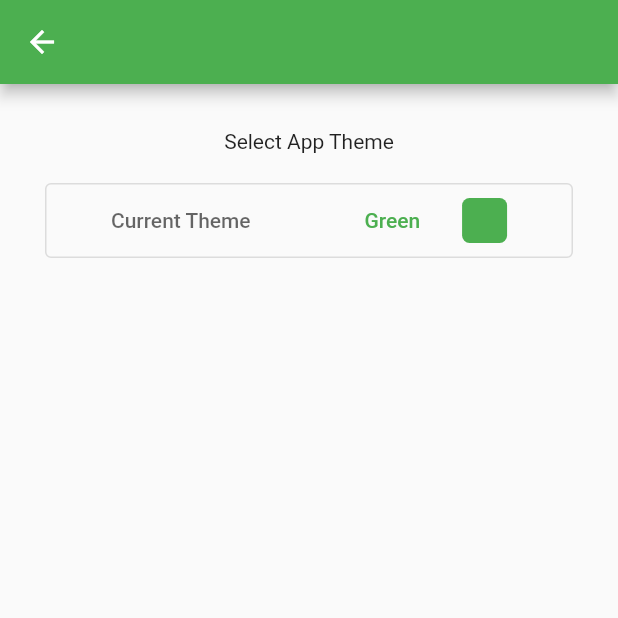
After one commit to TheUnrealDev/Conversion-App, a Flutter app: the screen it shows after launch, after a tap on "Settings", on a phone screen of 412 x 824 dp, the top half of it. The commit adds this screen. Run offline on Flutter 3.47's test engine with Material 2 defaults, Android fonts, the phone set to English and light mode, and no system bars; our stand-ins replace select_form_field, shared_preferences.

Commit message:
Added Theme Selection Button + Settings Page

```diff
--- a/lib/main.dart
+++ b/lib/main.dart
@@ -1,28 +1,49 @@
+import 'package:conversion_app/providers/theme_provider.dart';
 import 'package:flutter/material.dart';
 import 'package:flutter/services.dart';
 import 'package:conversion_app/views/home_page.dart';
+import 'package:provider/provider.dart';
+import 'package:shared_preferences/shared_preferences.dart';
 import 'models/units/units.dart';
 
-void main() {
+void main() async {
   initializeUnits();
-  runApp(const MyApp());
+  WidgetsFlutterBinding.ensureInitialized();
+
+  Future<SharedPreferences> futurePrefs = SharedPreferences.getInstance();
+  SharedPreferences mainPrefs = await futurePrefs;
+
+  MyApp app = MyApp(
+    prefs: mainPrefs,
+  );
+  runApp(app);
 }
 
 class MyApp extends StatelessWidget {
-  const MyApp({super.key});
+  static late SharedPreferences? mainPrefs;
+
+  MyApp({super.key, prefs}) {
+    mainPrefs = prefs;
+  }
 
   @override
   Widget build(BuildContext context) {
     SystemChrome.setPreferredOrientations(
       [DeviceOrientation.portraitUp],
     );
-    return MaterialApp(
-      title: 'Conversion App',
-      theme: ThemeData(
-        primarySwatch: Colors.green,
-      ),
-      home: const HomePage(title: "Conversion App"),
-      debugShowCheckedModeBanner: false,
+    return MultiProvider(
+      providers: [
+        ChangeNotifierProvider.value(value: ThemeProvider(context)),
+      ],
+      builder: (context, child) {
+        final ThemeProvider themeProvider = Provider.of<ThemeProvider>(context);
+        return MaterialApp(
+          title: 'Conversion App',
+          theme: themeProvider.getTheme(),
+          home: const HomePage(title: "Conversion App"),
+          debugShowCheckedModeBanner: false,
+        );
+      },
     );
   }
 }
--- /dev/null
+++ b/lib/models/settings_data/theme_info.dart
@@ -0,0 +1,8 @@
+import 'package:flutter/material.dart';
+
+class ThemeInfo {
+  final String themeName;
+  final ThemeData theme;
+
+  ThemeInfo(this.themeName, this.theme);
+}
--- /dev/null
+++ b/lib/models/settings_data/themes.dart
@@ -0,0 +1,90 @@
+import 'package:flutter/material.dart';
+import 'theme_info.dart';
+
+final List<ThemeInfo> themeList = [
+  ThemeInfo(
+    'Green',
+    ThemeData(
+      primarySwatch: Colors.green,
+    ),
+  ),
+  ThemeInfo(
+    'Red',
+    ThemeData(
+      primarySwatch: Colors.red,
+    ),
+  ),
+  ThemeInfo(
+    'Blue',
+    ThemeData(
+      primarySwatch: Colors.blue,
+    ),
+  ),
+  ThemeInfo(
+    'Dark Blue',
+    ThemeData(
+      primarySwatch: Colors.indigo,
+    ),
+  ),
+  ThemeInfo(
+    'Amber',
+    ThemeData(
+      primarySwatch: Colors.amber,
+    ),
+  ),
+  ThemeInfo(
+    'Purple',
+    ThemeData(
+      primarySwatch: Colors.purple,
+    ),
+  ),
+  ThemeInfo(
+    'Teal',
+    ThemeData(
+      primarySwatch: Colors.teal,
+    ),
+  ),
+];
+
+final List<Map<String, dynamic>> selectableThemes = [
+  for (var themeInfo in themeList) getMapFromThemeInfo(themeInfo)
+];
+
+Map<String, dynamic> getMapFromThemeInfo(ThemeInfo themeInfo) {
+  return {'value': themeInfo.themeName, 'label': themeInfo.themeName};
+}
+
+ThemeData getDefaultTheme() {
+  ThemeData defaultTheme;
+
+  if (themeList.isNotEmpty) {
+    defaultTheme = themeList.first.theme;
+  } else {
+    defaultTheme = ThemeData();
+  }
+  return defaultTheme;
+}
+
+String getThemeNameFromThemeData(ThemeData theme) {
+  String themeName = "Unknown";
+
+  for (ThemeInfo themeInfo in themeList) {
+    if (themeInfo.theme.primaryColor == theme.primaryColor) {
+      themeName = themeInfo.themeName;
+      break;
+    }
+  }
+  debugPrint(themeName);
+  return themeName;
+}
+
+ThemeData? getThemeFromThemeName(String themeName) {
+  ThemeData? theme;
+  for (ThemeInfo themeInfo in themeList) {
+    if (themeInfo.themeName == themeName) {
+      theme = themeInfo.theme;
+      break;
+    }
+  }
+  return theme;
+}
--- a/lib/models/unit_type_list.dart
+++ b/lib/models/unit_type_list.dart
@@ -164,7 +164,7 @@ class _UnitTypeListState extends State<UnitTypeList> {
                           decoration: BoxDecoration(
                             borderRadius:
                                 BorderRadius.all(Radius.circular(8.0)),
-                            color: Colors.green,
+                            color: Theme.of(context).primaryColor,
                           ),
                           child: Padding(
                               padding: const EdgeInsets.all(8.0),
--- /dev/null
+++ b/lib/providers/theme_provider.dart
@@ -0,0 +1,40 @@
+import 'package:conversion_app/main.dart';
+import 'package:conversion_app/models/settings_data/themes.dart';
+import 'package:flutter/material.dart';
+
+class ThemeProvider extends ChangeNotifier {
+  ThemeData _theme = getDefaultTheme();
+
+  ThemeProvider(BuildContext context) {
+    applySavedTheme();
+  }
+
+  void applySavedTheme() {
+    String? savedThemeName = MyApp.mainPrefs?.getString('UserTheme');
+    if (savedThemeName == null) {
+      return;
+    }
+    ThemeData? savedTheme = getThemeFromThemeName(savedThemeName);
+    if (savedTheme == null) {
+      return;
+    }
+    debugPrint('Loaded ' + savedThemeName);
+    _theme = savedTheme;
+  }
+
+  void saveTheme(ThemeData newTheme) {
+    String themeName = getThemeNameFromThemeData(newTheme);
+    MyApp.mainPrefs?.setString('UserTheme', themeName);
+    debugPrint('Saved ' + themeName);
+  }
+
+  void changeTheme(ThemeData newTheme) {
+    saveTheme(newTheme);
+    _theme = newTheme;
+    notifyListeners();
+  }
+
+  ThemeData getTheme() {
+    return _theme;
+  }
+}
--- a/lib/views/home_page.dart
+++ b/lib/views/home_page.dart
@@ -1,4 +1,5 @@
 import 'package:conversion_app/models/unit_type_list.dart';
+import 'package:conversion_app/views/settings_page.dart';
 import 'package:flutter/material.dart';
 
 class HomePage extends StatefulWidget {
@@ -45,6 +46,23 @@ class _HomePageState extends State<HomePage> {
           UnitTypeList(),
         ],
       ),
+      floatingActionButton: FloatingActionButton.extended(
+        onPressed: () => {
+          Navigator.push(
+            context,
+            MaterialPageRoute(
+              builder: (context) {
+                return SettingsPage();
+              },
+            ),
+          )
+        },
+        icon: Icon(
+          Icons.settings,
+          size: 30,
+        ),
+        label: Text("Settings"),
+      ),
     );
   }
 }
--- /dev/null
+++ b/lib/views/settings_page.dart
@@ -0,0 +1,87 @@
+import 'package:conversion_app/models/select_theme_dialog.dart';
+import 'package:flutter/material.dart';
+import '../models/settings_data/themes.dart';
+
+class SettingsPage extends StatefulWidget {
+  SettingsPage({super.key});
+
+  @override
+  State<SettingsPage> createState() => _SettingsPageState();
+}
+
+class _SettingsPageState extends State<SettingsPage> {
+  ThemeData? _newSelectedTheme;
+  @override
+  Widget build(BuildContext context) {
+    ThemeData currentTheme = Theme.of(context);
+    String currentThemeName = getThemeNameFromThemeData(currentTheme);
+
+    String _nameDisplayText = '';
+    if (currentThemeName != 'Unknown') {
+      _nameDisplayText = currentThemeName;
+    }
+
+    return Scaffold(
+      appBar: AppBar(
+        backgroundColor: _newSelectedTheme == null
+            ? Theme.of(context).primaryColor
+            : _newSelectedTheme?.primaryColor,
+      ),
+      body: Container(
+        child: Center(
+          child: Padding(
+            padding: const EdgeInsets.all(30.0),
+            child: Column(
+              crossAxisAlignment: CrossAxisAlignment.center,
+              children: [
+                Text("Select App Theme"),
+                SizedBox(height: 20),
+                OutlinedButton(
+                  onPressed: () {
+                    showDialog(
+                        context: context,
+                        builder: (context) => ThemeSelectionDialog());
+                  },
+                  child: Row(
+                    mainAxisAlignment: MainAxisAlignment.spaceEvenly,
+                    children: [
+                      Text(
+                        "Current Theme",
+                        style: TextStyle(
+                          color: currentTheme.hintColor,
+                        ),
+                      ),
+                      SizedBox(
+                        width: 20,
+                        height: 50,
+                      ),
+                      Text(_nameDisplayText),
+                      Container(
+                        width: 30,
+                        height: 30,
+                        decoration: BoxDecoration(
+                            color: currentTheme.primaryColor,
+                            borderRadius: BorderRadius.circular(5)),
+                      ),
+                    ],
+                  ),
+                )
+                /*SelectFormField(
+                  initialValue: getThemeNameFromThemeData(Theme.of(context)),
+                  type: SelectFormFieldType.dialog,
+                  items: selectableThemes,
+                  onChanged: (newThemeName) {
+                    ThemeData? newTheme = getThemeFromThemeName(newThemeName);
+                    if (newTheme != null) {
+                      themeProvider.changeTheme(newTheme);
+                    }
+                  },
+                ),*/
+              ],
+            ),
+          ),
+        ),
+      ),
+    );
+  }
+}
--- a/pubspec.yaml
+++ b/pubspec.yaml
@@ -37,6 +37,7 @@ dependencies:
   select_form_field: ^2.2.0
   flutter_launcher_icons: ^0.13.1
   shared_preferences: ^2.1.1
+  provider: ^6.0.5
 
 dev_dependencies:
   flutter_test:
```
Also changed, not shown: lib/models/select_theme_dialog.dart (added, +46 -0 lines), pubspec.lock, 1 other file.
